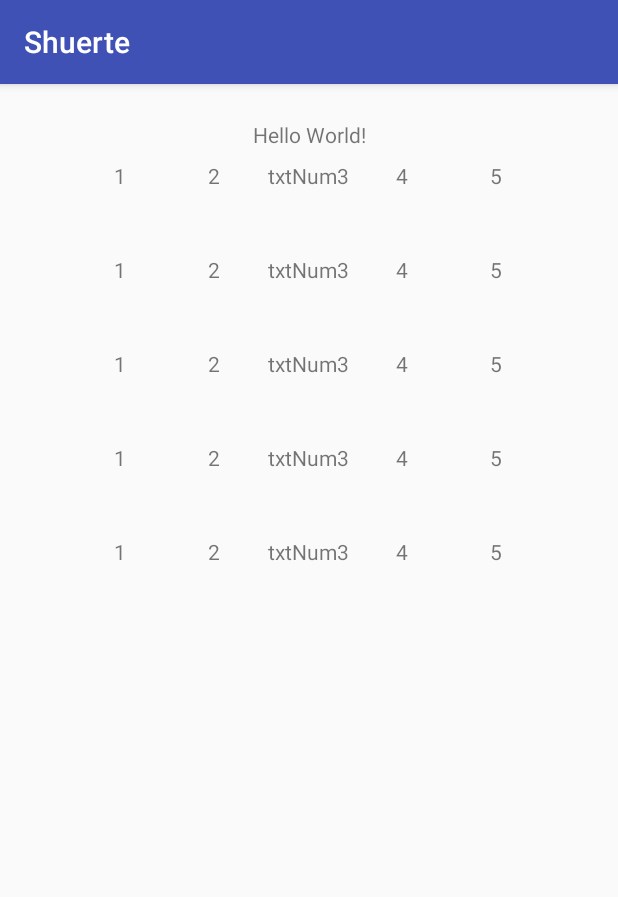
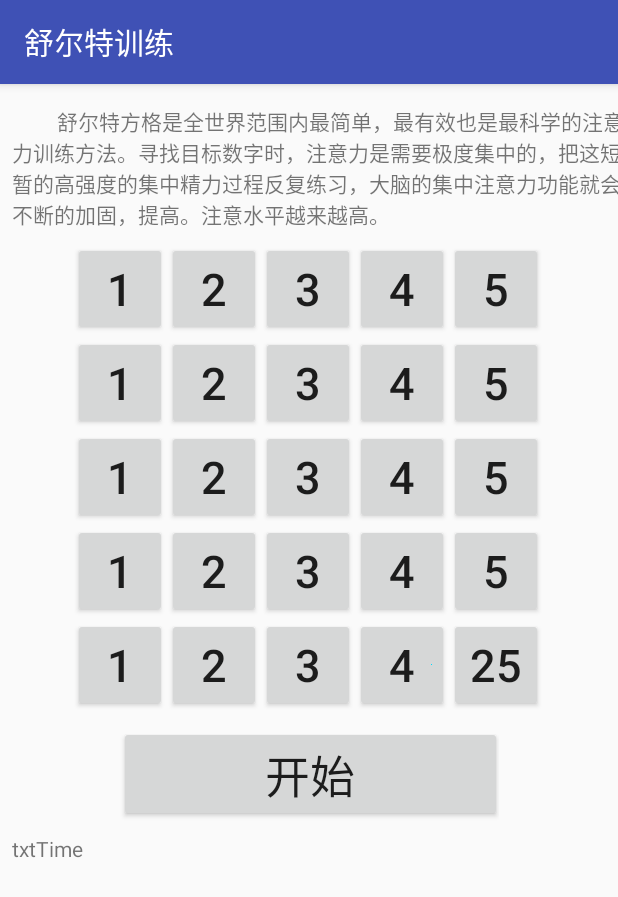
Before and after one commit to halfman2016/shuerte, an Android app: the screen it shows after launch (MainActivity), on a phone screen of 412 x 824 dp. Shown: the top 897 px of the screen. Run offline under Robolectric (Android 15) with nearby library versions, the phone set to English and light mode, and no system bars.

Commit message:
按钮制作完毕

```diff
--- a/app/src/main/res/layout/activity_main.xml
+++ b/app/src/main/res/layout/activity_main.xml
@@ -8,16 +8,23 @@
 
     <TextView
         android:id="@+id/textView"
-        android:layout_width="wrap_content"
+        android:layout_width="0dp"
         android:layout_height="wrap_content"
-        android:text="Hello World!"
+        android:layout_marginBottom="8dp"
+        android:layout_marginRight="8dp"
+        android:layout_marginStart="8dp"
+        android:layout_marginTop="8dp"
+        android:text="@string/srtinfo"
         app:layout_constraintBottom_toBottomOf="parent"
+        app:layout_constraintHorizontal_bias="1.0"
         app:layout_constraintLeft_toLeftOf="parent"
         app:layout_constraintRight_toRightOf="parent"
+        app:layout_constraintStart_toStartOf="parent"
         app:layout_constraintTop_toTopOf="parent"
-        app:layout_constraintVertical_bias="0.032" />
+        app:layout_constraintVertical_bias="0.00999999" />
 
     <TableLayout
+        android:id="@+id/tableLayout"
         android:layout_width="50mm"
         android:layout_height="50mm"
         android:layout_marginEnd="8dp"
@@ -29,210 +36,270 @@
 
         <TableRow
             android:layout_width="match_parent"
-            android:layout_height="10mm" >
+            android:layout_height="10mm">
 
-            <TextView
-                android:id="@+id/txtNum1"
+            <Button
+                android:id="@+id/btnNum1"
                 android:layout_width="10mm"
                 android:layout_height="match_parent"
                 android:text="1"
-                android:textAlignment="center" />
+                android:textAlignment="center"
+                android:textSize="30sp" />
 
-            <TextView
-                android:id="@+id/txtNum2"
+            <Button
+                android:id="@+id/btnNum2"
                 android:layout_width="10mm"
-                android:layout_height="wrap_content"
+                android:layout_height="match_parent"
                 android:text="2"
-                android:textAlignment="center" />
+                android:textAlignment="center"
+                android:textSize="30sp" />
 
-            <TextView
-                android:id="@+id/textView4"
+            <Button
+                android:id="@+id/btnNum3"
                 android:layout_width="10mm"
-                android:layout_height="wrap_content"
-                android:text="txtNum3"
+                android:layout_height="match_parent"
+                android:text="3"
                 android:textAlignment="center"
+                android:textSize="30sp"
                 tools:text="3" />
 
-            <TextView
-                android:id="@+id/txtNum4"
+            <Button
+                android:id="@+id/btnNum4"
                 android:layout_width="10mm"
                 android:layout_height="10mm"
                 android:text="4"
-                android:textAlignment="center" />
+                android:textAlignment="center"
+                android:textSize="30sp" />
 
-            <TextView
-                android:id="@+id/txtNum5"
-                android:layout_width="10mm"
-                android:layout_height="wrap_content"
-                android:text="5"
-                android:textAlignment="center" />
-        </TableRow>
-
-        <TableRow
-            android:layout_width="match_parent"
-            android:layout_height="10mm" >
-
-            <TextView
-                android:id="@+id/txtNum"
+            <Button
+                android:id="@+id/btnNum5"
                 android:layout_width="10mm"
                 android:layout_height="match_parent"
-                android:text="1"
-                android:textAlignment="center" />
-
-            <TextView
-                android:id="@+id/txtNum3"
-                android:layout_width="10mm"
-                android:layout_height="wrap_content"
-                android:text="2"
-                android:textAlignment="center" />
-
-            <TextView
-                android:id="@+id/textView7"
-                android:layout_width="10mm"
-                android:layout_height="wrap_content"
-                android:text="txtNum3"
+                android:text="5"
                 android:textAlignment="center"
-                tools:text="3" />
-
-            <TextView
-                android:id="@+id/txtNum6"
-                android:layout_width="10mm"
-                android:layout_height="10mm"
-                android:text="4"
-                android:textAlignment="center" />
-
-            <TextView
-                android:id="@+id/txtNum7"
-                android:layout_width="10mm"
-                android:layout_height="wrap_content"
-                android:text="5"
-                android:textAlignment="center" />
-        </TableRow>
-
-        <TableRow
-            android:layout_width="match_parent"
-            android:layout_height="10mm" >
-
-            <TextView
-                android:id="@+id/txtNum8"
-                android:layout_width="10mm"
-                android:layout_height="match_parent"
-                android:text="1"
-                android:textAlignment="center" />
-
-            <TextView
-                android:id="@+id/txtNum9"
-                android:layout_width="10mm"
-                android:layout_height="wrap_content"
-                android:text="2"
-                android:textAlignment="center" />
-
-            <TextView
-                android:id="@+id/textView8"
-                android:layout_width="10mm"
-                android:layout_height="wrap_content"
-                android:text="txtNum3"
-                android:textAlignment="center"
-                tools:text="3" />
-
-            <TextView
-                android:id="@+id/txtNum10"
-                android:layout_width="10mm"
-                android:layout_height="10mm"
-                android:text="4"
-                android:textAlignment="center" />
-
-            <TextView
-                android:id="@+id/txtNum11"
-                android:layout_width="10mm"
-                android:layout_height="wrap_content"
-                android:text="5"
-                android:textAlignment="center" />
-        </TableRow>
-
-        <TableRow
-            android:layout_width="match_parent"
-            android:layout_height="10mm" >
-
-            <TextView
-                android:id="@+id/txtNum12"
-                android:layout_width="10mm"
-                android:layout_height="match_parent"
-                android:text="1"
-                android:textAlignment="center" />
-
-            <TextView
-                android:id="@+id/txtNum13"
-                android:layout_width="10mm"
-                android:layout_height="wrap_content"
-                android:text="2"
-                android:textAlignment="center" />
-
-            <TextView
-                android:id="@+id/textView9"
-                android:layout_width="10mm"
-                android:layout_height="wrap_content"
-                android:text="txtNum3"
-                android:textAlignment="center"
-                tools:text="3" />
-
-            <TextView
-                android:id="@+id/txtNum14"
-                android:layout_width="10mm"
-                android:layout_height="10mm"
-                android:text="4"
-                android:textAlignment="center" />
-
-            <TextView
-                android:id="@+id/txtNum15"
-                android:layout_width="10mm"
-                android:layout_height="wrap_content"
-                android:text="5"
-                android:textAlignment="center" />
+                android:textSize="30sp" />
         </TableRow>
 
         <TableRow
             android:layout_width="match_parent"
             android:layout_height="10mm">
 
-            <TextView
-                android:id="@+id/txtNum16"
+            <Button
+                android:id="@+id/btnNum6"
                 android:layout_width="10mm"
                 android:layout_height="match_parent"
                 android:text="1"
-                android:textAlignment="center" />
+                android:textAlignment="center"
+                android:textSize="30sp" />
 
-            <TextView
-                android:id="@+id/txtNum17"
+            <Button
+                android:id="@+id/btnNum7"
                 android:layout_width="10mm"
-                android:layout_height="wrap_content"
+                android:layout_height="match_parent"
                 android:text="2"
-                android:textAlignment="center" />
+                android:textAlignment="center"
+                android:textSize="30sp" />
 
-            <TextView
-                android:id="@+id/textView10"
+            <Button
+                android:id="@+id/btnNum8"
                 android:layout_width="10mm"
-                android:layout_height="wrap_content"
-                android:text="txtNum3"
+                android:layout_height="match_parent"
+                android:text="3"
                 android:textAlignment="center"
+                android:textSize="30sp"
                 tools:text="3" />
 
-            <TextView
-                android:id="@+id/txtNum18"
+            <Button
+                android:id="@+id/btnNum9"
+                android:layout_width="10mm"
+                android:layout_height="10mm"
+                android:text="4"
+                android:textAlignment="center"
+                android:textSize="30sp" />
+
+            <Button
+                android:id="@+id/btnNum10"
+                android:layout_width="10mm"
+                android:layout_height="match_parent"
+                android:text="5"
+                android:textAlignment="center"
+                android:textSize="30sp" />
+        </TableRow>
+
+        <TableRow
+            android:layout_width="match_parent"
+            android:layout_height="10mm">
+
+            <Button
+                android:id="@+id/btnNum11"
+                android:layout_width="10mm"
+                android:layout_height="match_parent"
+                android:text="1"
+                android:textAlignment="center"
+                android:textSize="30sp" />
+
+            <Button
+                android:id="@+id/btnNum12"
+                android:layout_width="10mm"
+                android:layout_height="match_parent"
+                android:text="2"
+                android:textAlignment="center"
+                android:textSize="30sp" />
+
+            <Button
+                android:id="@+id/btnNum13"
+                android:layout_width="10mm"
+                android:layout_height="match_parent"
+                android:text="3"
+                android:textAlignment="center"
+                android:textSize="30sp"
+                tools:text="3" />
+
+            <Button
+                android:id="@+id/btnNum14"
+                android:layout_width="10mm"
+                android:layout_height="10mm"
+                android:text="4"
+                android:textAlignment="center"
+                android:textSize="30sp" />
+
+            <Button
+                android:id="@+id/btnNum15"
+                android:layout_width="10mm"
+                android:layout_height="match_parent"
+                android:text="5"
+                android:textAlignment="center"
+                android:textSize="30sp" />
+        </TableRow>
+
+        <TableRow
+            android:layout_width="match_parent"
+            android:layout_height="10mm">
+
+            <Button
+                android:id="@+id/btnNum16"
+                android:layout_width="10mm"
+                android:layout_height="match_parent"
+                android:text="1"
+                android:textAlignment="center"
+                android:textSize="30sp" />
+
+            <Button
+                android:id="@+id/btnNum17"
+                android:layout_width="10mm"
+                android:layout_height="match_parent"
+                android:text="2"
+                android:textAlignment="center"
+                android:textSize="30sp" />
+
+            <Button
+                android:id="@+id/btnNum18"
+                android:layout_width="10mm"
+                android:layout_height="match_parent"
+                android:text="3"
+                android:textAlignment="center"
+                android:textSize="30sp"
+                tools:text="3" />
+
+            <Button
+                android:id="@+id/btnNum19"
+                android:layout_width="10mm"
+                android:layout_height="10mm"
+                android:text="4"
+                android:textAlignment="center"
+                android:textSize="30sp" />
+
+            <Button
+                android:id="@+id/btnNum20"
+                android:layout_width="10mm"
+                android:layout_height="match_parent"
+                android:text="5"
+                android:textAlignment="center"
+                android:textSize="30sp" />
+        </TableRow>
+
+        <TableRow
+            android:layout_width="match_parent"
+            android:layout_height="10mm">
+
+            <Button
+                android:id="@+id/btnNum21"
+                android:layout_width="10mm"
+                android:layout_height="match_parent"
+                android:text="1"
+                android:textAlignment="center"
+                android:textSize="30sp" />
+
+            <Button
+                android:id="@+id/btnNum22"
+                android:layout_width="10mm"
+                android:layout_height="match_parent"
+                android:text="2"
+                android:textAlignment="center"
+                android:textSize="30sp" />
+
+            <Button
+                android:id="@+id/btnNum23"
+                android:layout_width="10mm"
+                android:layout_height="match_parent"
+                android:text="3"
+                android:textAlignment="center"
+                android:textSize="30sp"
+                tools:text="3" />
+
+            <Button
+                android:id="@+id/btnNum24"
                 android:layout_width="10mm"
                 android:layout_height="10mm"
                 android:drawableRight="@android:color/holo_blue_bright"
                 android:fadingEdge="horizontal|vertical"
                 android:text="4"
-                android:textAlignment="center" />
+                android:textAlignment="center"
+                android:textSize="30sp" />
 
-            <TextView
-                android:id="@+id/txtNum19"
+            <Button
+                android:id="@+id/btnNum25"
                 android:layout_width="10mm"
-                android:layout_height="wrap_content"
-                android:text="5"
-                android:textAlignment="center" />
+                android:layout_height="match_parent"
+                android:text="25"
+                android:textAlignment="center"
+                android:textSize="30sp" />
         </TableRow>
     </TableLayout>
 
+    <FrameLayout
+        android:id="@+id/frameLayout"
+        android:layout_width="253dp"
+        android:layout_height="64dp"
+        android:layout_marginEnd="8dp"
+        android:layout_marginStart="8dp"
+        android:layout_marginTop="8dp"
+        app:layout_constraintEnd_toEndOf="parent"
+        app:layout_constraintStart_toStartOf="parent"
+        app:layout_constraintTop_toBottomOf="@+id/tableLayout">
+
+        <TextView
+            android:id="@+id/txtResult"
+            android:layout_width="wrap_content"
+            android:layout_height="wrap_content"
+            android:textSize="18sp" />
+
+        <Button
+            android:id="@+id/button"
+            android:layout_width="255dp"
+            android:layout_height="wrap_content"
+            android:text="开始"
+            android:textSize="30sp" />
+    </FrameLayout>
+
+    <TextView
+        android:id="@+id/textView12"
+        android:layout_width="wrap_content"
+        android:layout_height="wrap_content"
+        android:layout_marginStart="8dp"
+        android:layout_marginTop="8dp"
+        android:text="txtTime"
+        app:layout_constraintStart_toStartOf="parent"
+        app:layout_constraintTop_toBottomOf="@+id/frameLayout" />
+
 </android.support.constraint.ConstraintLayout>
--- a/app/src/main/res/values/strings.xml
+++ b/app/src/main/res/values/strings.xml
@@ -1,3 +1,4 @@
 <resources>
-    <string name="app_name">Shuerte</string>
+    <string name="app_name">舒尔特训练</string>
+    <string name="srtinfo">&#160;&#160;&#160;&#160;&#160;&#160;&#160;&#160;&#160;舒尔特方格是全世界范围内最简单，最有效也是最科学的注意力训练方法。寻找目标数字时，注意力是需要极度集中的，把这短暂的高强度的集中精力过程反复练习，大脑的集中注意力功能就会不断的加固，提高。注意水平越来越高。</string>
 </resources>
```
